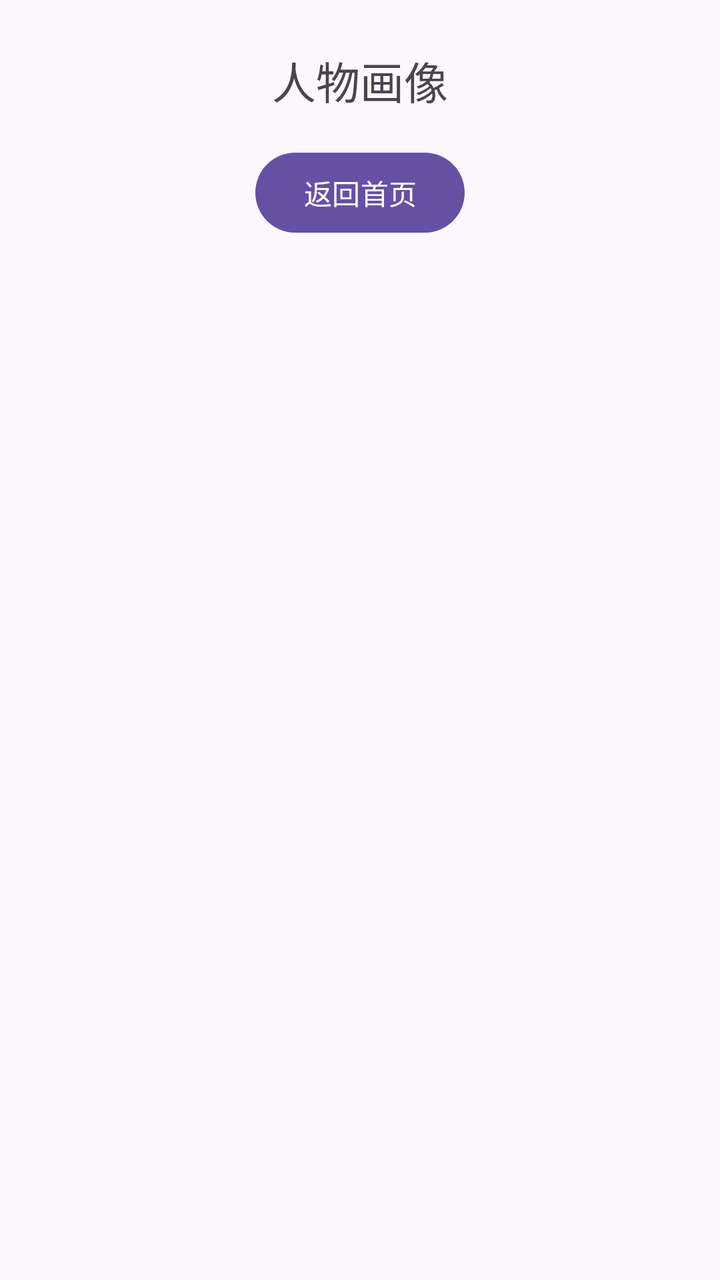
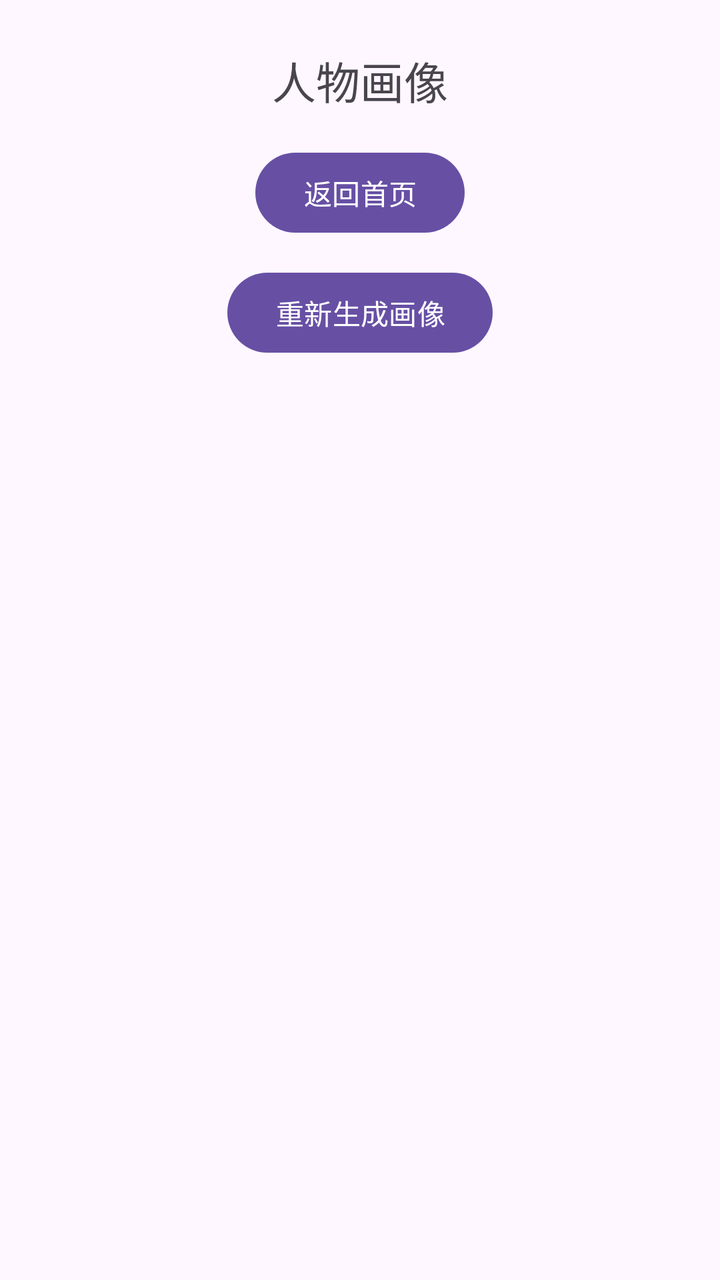

The first picture is an Android layout as it rendered before a commit; the second is the same layout after the commit. The layout source and the unified diff follow.
<!-- AndroidManifest.xml: application theme Theme.StoryTeller -->
<!-- res/layout/activity_character.xml -->
<?xml version="1.0" encoding="utf-8"?>
<androidx.constraintlayout.widget.ConstraintLayout xmlns:android="http://schemas.android.com/apk/res/android"
    xmlns:app="http://schemas.android.com/apk/res-auto"
    android:layout_width="match_parent"
    android:layout_height="match_parent"
    android:padding="24dp">

    <TextView
        android:id="@+id/tv_character_title"
        android:layout_width="wrap_content"
        android:layout_height="wrap_content"
        android:text="@string/title_character"
        android:textSize="22sp"
        app:layout_constraintTop_toTopOf="parent"
        app:layout_constraintStart_toStartOf="parent"
        app:layout_constraintEnd_toEndOf="parent" />

    <Button
        android:id="@+id/btn_back_home"
        android:layout_width="wrap_content"
        android:layout_height="wrap_content"
        android:layout_marginTop="16dp"
        android:text="@string/action_back_home"
        app:layout_constraintTop_toBottomOf="@id/tv_character_title"
        app:layout_constraintStart_toStartOf="parent"
        app:layout_constraintEnd_toEndOf="parent" />

    <ProgressBar
        android:id="@+id/pb_character_loading"
        android:layout_width="wrap_content"
        android:layout_height="wrap_content"
        android:layout_marginTop="16dp"
        android:visibility="gone"
        app:layout_constraintTop_toBottomOf="@id/btn_back_home"
        app:layout_constraintStart_toStartOf="parent"
        app:layout_constraintEnd_toEndOf="parent" />

    <TextView
        android:id="@+id/tv_character_status"
        android:layout_width="0dp"
        android:layout_height="wrap_content"
        android:layout_marginTop="12dp"
        android:gravity="center"
        android:textSize="14sp"
        app:layout_constraintTop_toBottomOf="@id/pb_character_loading"
        app:layout_constraintStart_toStartOf="parent"
        app:layout_constraintEnd_toEndOf="parent" />

    <androidx.recyclerview.widget.RecyclerView
        android:id="@+id/rv_character_list"
        android:layout_width="0dp"
        android:layout_height="0dp"
        android:layout_marginTop="16dp"
        app:layout_constraintTop_toBottomOf="@id/tv_character_status"
        app:layout_constraintBottom_toBottomOf="parent"
        app:layout_constraintStart_toStartOf="parent"
        app:layout_constraintEnd_toEndOf="parent" />

</androidx.constraintlayout.widget.ConstraintLayout>
<!-- resources referenced by this layout -->
<resources>
  <string name="action_back_home">返回首页</string>
  <string name="title_character">人物画像</string>
  <style name="Theme.StoryTeller" parent="Base.Theme.StoryTeller" />
  <style name="Base.Theme.StoryTeller" parent="Theme.Material3.DayNight.NoActionBar">
          
          
      </style>
</resources>

<!-- the commit's change to res/layout/activity_character.xml (unified diff, before → after) -->
@@ -25,13 +25,23 @@
         app:layout_constraintStart_toStartOf="parent"
         app:layout_constraintEnd_toEndOf="parent" />
 
+    <Button
+        android:id="@+id/btn_regenerate_character"
+        android:layout_width="wrap_content"
+        android:layout_height="wrap_content"
+        android:layout_marginTop="12dp"
+        android:text="@string/action_regenerate_character"
+        app:layout_constraintTop_toBottomOf="@id/btn_back_home"
+        app:layout_constraintStart_toStartOf="parent"
+        app:layout_constraintEnd_toEndOf="parent" />
+
     <ProgressBar
         android:id="@+id/pb_character_loading"
         android:layout_width="wrap_content"
         android:layout_height="wrap_content"
         android:layout_marginTop="16dp"
         android:visibility="gone"
-        app:layout_constraintTop_toBottomOf="@id/btn_back_home"
+        app:layout_constraintTop_toBottomOf="@id/btn_regenerate_character"
         app:layout_constraintStart_toStartOf="parent"
         app:layout_constraintEnd_toEndOf="parent" />
 
<!-- resource entries referenced after the edit -->
@@ -1,6 +1,7 @@
 <!-- resources referenced by this layout -->
 <resources>
   <string name="action_back_home">返回首页</string>
+  <string name="action_regenerate_character">重新生成画像</string>
   <string name="title_character">人物画像</string>
   <style name="Theme.StoryTeller" parent="Base.Theme.StoryTeller" />
   <style name="Base.Theme.StoryTeller" parent="Theme.Material3.DayNight.NoActionBar">
